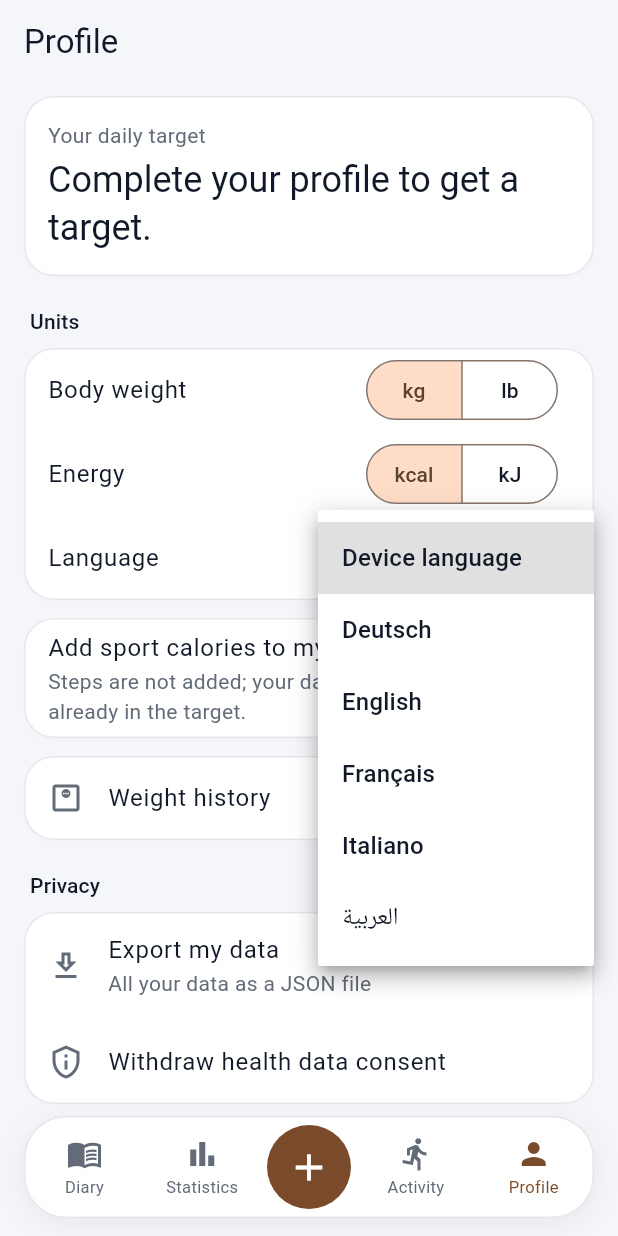
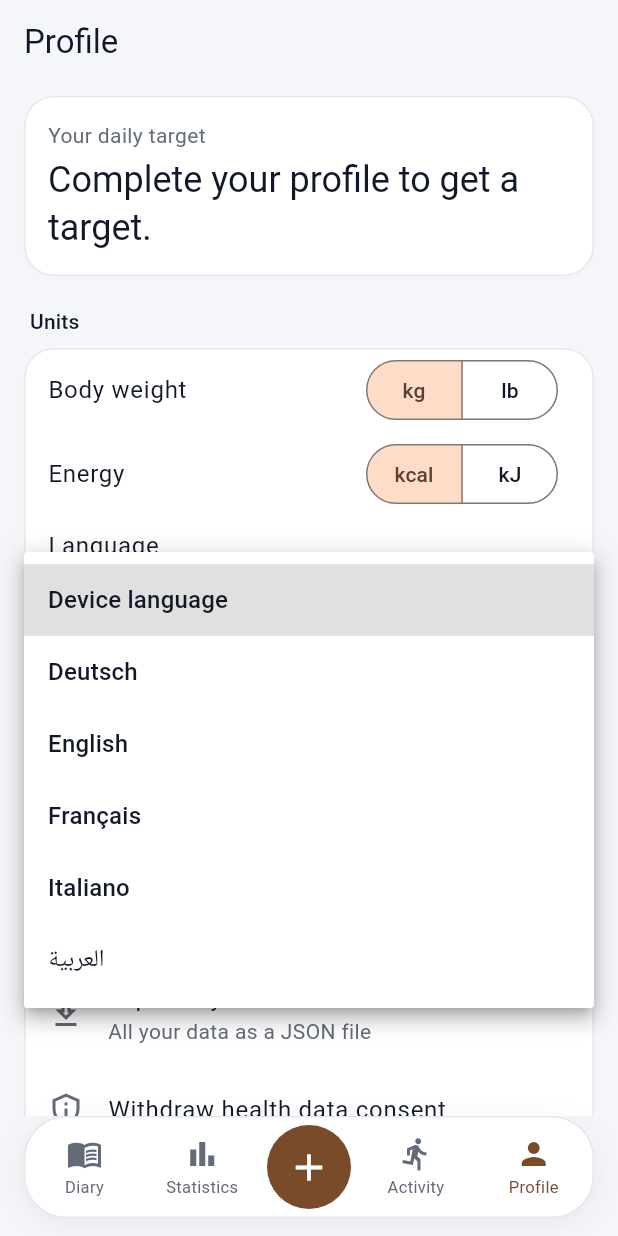
Before and after one commit to frajahmed/TAMRA, a Flutter app: the ProfileScreen screen opened by its route, after a tap on "Device language", on a phone screen of 412 x 824 dp. Run offline on Flutter 3.47's test engine with Material 3 defaults, Android fonts, the phone set to English and light mode, and no system bars; our stand-ins replace dio, flutter_riverpod, flutter_secure_storage, go_router, share_plus; missing offline and left inert: app_settings, health, mobile_scanner; accounts and stored records are empty; network calls fail.

Commit message:
fix(app): layouts fit with 200 % text (FIX-01)

```diff
--- a/app/lib/core/widgets/calorie_arc.dart
+++ b/app/lib/core/widgets/calorie_arc.dart
@@ -43,6 +43,9 @@ class CalorieArc extends StatelessWidget {
         ),
         child: Padding(
           padding: const EdgeInsetsDirectional.only(top: 56),
+          child: FittedBox(
+            fit: BoxFit.scaleDown,
+            alignment: Alignment.topCenter,
             child: Column(
               children: [
                 Text(
@@ -52,6 +55,7 @@ class CalorieArc extends StatelessWidget {
                 ),
                 Text(label, style: textTheme.bodyMedium?.copyWith(color: colors.textSecondary)),
               ],
+            ),
           ),
         ),
       ),
--- a/app/lib/features/activity/presentation/activity_screen.dart
+++ b/app/lib/features/activity/presentation/activity_screen.dart
@@ -74,10 +74,13 @@ class ActivityScreen extends ConsumerWidget {
                   Card(
                     child: Padding(
                       padding: const EdgeInsetsDirectional.all(16),
-                      child: Row(
+                      child: Wrap(
+                        spacing: 8,
+                        runSpacing: 4,
+                        crossAxisAlignment: WrapCrossAlignment.center,
                         children: [
-                          Expanded(
-                            child: Column(
+                          Column(
+                            mainAxisSize: MainAxisSize.min,
                             crossAxisAlignment: CrossAxisAlignment.start,
                             children: [
                               Text(
@@ -91,10 +94,14 @@ class ActivityScreen extends ConsumerWidget {
                               ),
                             ],
                           ),
-                          ),
+                          Row(
+                            mainAxisSize: MainAxisSize.min,
+                            children: [
                               Icon(Icons.directions_walk, color: colors.textSecondary),
                               const SizedBox(width: 4),
                               Text(strings.stepsValue(data.steps), key: const Key('activity-steps')),
+                            ],
+                          ),
                         ],
                       ),
                     ),
--- a/app/lib/features/settings/presentation/profile_screen.dart
+++ b/app/lib/features/settings/presentation/profile_screen.dart
@@ -159,8 +159,9 @@ class ProfileScreen extends ConsumerWidget {
                 ),
                 ListTile(
                   title: Text(strings.languageLabel),
-                  trailing: DropdownButton<String?>(
+                  subtitle: DropdownButton<String?>(
                     key: const Key('language'),
+                    isExpanded: true,
                     value: language,
                     underline: const SizedBox.shrink(),
                     items: [
```
Also changed, not shown: app/lib/features/stats/presentation/stats_screen.dart (+23 -26 lines). Lines whose indentation alone changed are shown as unchanged.
